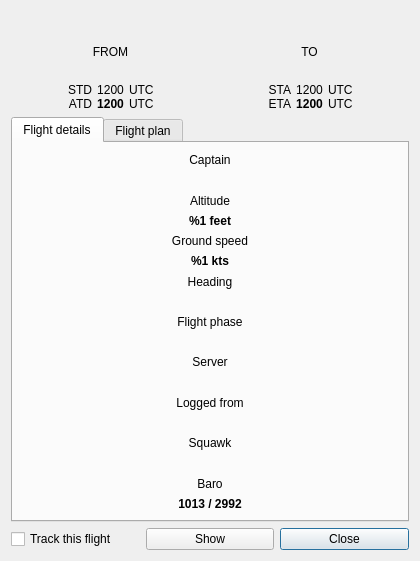
Vatsinator/vatsinator-legacy, file source/ui/windows/flightdetailswindow.ui: the form before one commit.
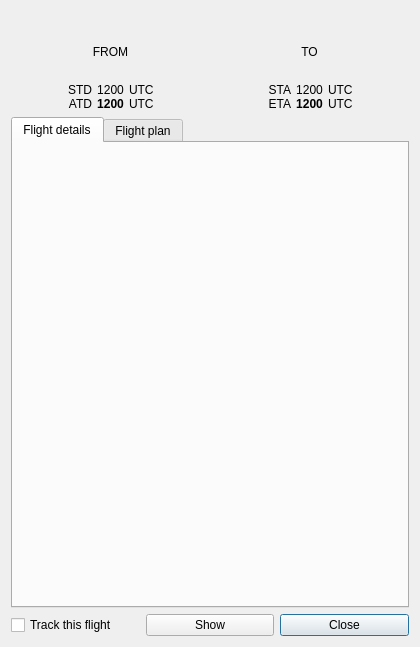
The form after the commit. Icons and pictures are not drawn. Custom widgets are drawn as their Qt base class.

Commit message: Redesign FlightDetailsWindow Added InfoLabel class Added VatsinatorStyle::smallFont() FlightDetailsWindow code refactor

The edit to the form file:
```diff
--- a/source/ui/windows/flightdetailswindow.ui
+++ b/source/ui/windows/flightdetailswindow.ui
@@ -10,7 +10,7 @@
     <x>0</x>
     <y>0</y>
     <width>420</width>
-    <height>561</height>
+    <height>647</height>
    </rect>
   </property>
   <property name="windowTitle">
@@ -431,242 +431,32 @@
        <string>Flight details</string>
       </attribute>
       <layout class="QVBoxLayout" name="verticalLayout_3">
-       <property name="topMargin">
-        <number>10</number>
-       </property>
        <item>
-        <widget class="QLabel" name="PilotLabelDesc">
-         <property name="text">
-          <string>Captain</string>
-         </property>
-         <property name="alignment">
-          <set>Qt::AlignCenter</set>
-         </property>
-        </widget>
+        <widget class="InfoLabel" name="PilotLabel" native="true"/>
        </item>
        <item>
-        <widget class="QLabel" name="PilotLabel">
-         <property name="font">
-          <font>
-           <weight>75</weight>
-           <bold>true</bold>
-          </font>
-         </property>
-         <property name="text">
-          <string/>
-         </property>
-         <property name="alignment">
-          <set>Qt::AlignCenter</set>
-         </property>
-        </widget>
+        <widget class="InfoLabel" name="AltitudeLabel" native="true"/>
        </item>
        <item>
-        <widget class="QLabel" name="AltitudeLabelDesc">
-         <property name="text">
-          <string>Altitude</string>
-         </property>
-         <property name="alignment">
-          <set>Qt::AlignCenter</set>
-         </property>
-        </widget>
+        <widget class="InfoLabel" name="GroundSpeedLabel" native="true"/>
        </item>
        <item>
-        <widget class="QLabel" name="AltitudeLabel">
-         <property name="font">
-          <font>
-           <weight>75</weight>
-           <bold>true</bold>
-          </font>
-         </property>
-         <property name="text">
-          <string>%1 feet</string>
-         </property>
-         <property name="alignment">
-          <set>Qt::AlignCenter</set>
-         </property>
-        </widget>
+        <widget class="InfoLabel" name="HeadingLabel" native="true"/>
        </item>
        <item>
-        <widget class="QLabel" name="GroundSpeedLabelDesc">
-         <property name="text">
-          <string>Ground speed</string>
-         </property>
-         <property name="alignment">
-          <set>Qt::AlignCenter</set>
-         </property>
-        </widget>
+        <widget class="InfoLabel" name="FlightPhaseLabel" native="true"/>
        </item>
        <item>
-        <widget class="QLabel" name="GroundSpeedLabel">
-         <property name="font">
-          <font>
-           <weight>75</weight>
-           <bold>true</bold>
-          </font>
-         </property>
-         <property name="text">
-          <string>%1 kts</string>
-         </property>
-         <property name="alignment">
-          <set>Qt::AlignCenter</set>
-         </property>
-        </widget>
+        <widget class="InfoLabel" name="ServerLabel" native="true"/>
        </item>
        <item>
-        <widget class="QLabel" name="HeadingLabelDesc">
-         <property name="text">
-          <string>Heading</string>
-         </property>
-         <property name="alignment">
-          <set>Qt::AlignCenter</set>
-         </property>
-        </widget>
+        <widget class="InfoLabel" name="TimeOnlineLabel" native="true"/>
        </item>
        <item>
-        <widget class="QLabel" name="HeadingLabel">
-         <property name="font">
-          <font>
-           <weight>75</weight>
-           <bold>true</bold>
-          </font>
-         </property>
-         <property name="text">
-          <string/>
-         </property>
-         <property name="alignment">
-          <set>Qt::AlignCenter</set>
-         </property>
-        </widget>
+        <widget class="InfoLabel" name="SquawkLabel" native="true"/>
        </item>
        <item>
-        <widget class="QLabel" name="FlightPhaseLabelDesc">
-         <property name="text">
-          <string>Flight phase</string>
-         </property>
-         <property name="alignment">
-          <set>Qt::AlignCenter</set>
-         </property>
-        </widget>
-       </item>
-       <item>
-        <widget class="QLabel" name="FlightPhaseLabel">
-         <property name="font">
-          <font>
-           <weight>75</weight>
-           <bold>true</bold>
-          </font>
-         </property>
-         <property name="text">
-          <string/>
-         </property>
-         <property name="alignment">
-          <set>Qt::AlignCenter</set>
-         </property>
-        </widget>
-       </item>
-       <item>
-        <widget class="QLabel" name="ServerLabelDesc">
-         <property name="text">
-          <string>Server</string>
-         </property>
-         <property name="alignment">
-          <set>Qt::AlignCenter</set>
-         </property>
-        </widget>
-       </item>
-       <item>
-        <widget class="QLabel" name="ServerLabel">
-         <property name="font">
-          <font>
-           <weight>75</weight>
-           <bold>true</bold>
-          </font>
-         </property>
-         <property name="text">
-          <string/>
-         </property>
-         <property name="alignment">
-          <set>Qt::AlignCenter</set>
-         </property>
-        </widget>
-       </item>
-       <item>
-        <widget class="QLabel" name="TimeOnlineLabelDesc">
-         <property name="text">
-          <string>Logged from</string>
-         </property>
-         <property name="alignment">
-          <set>Qt::AlignCenter</set>
-         </property>
-        </widget>
-       </item>
-       <item>
-        <widget class="QLabel" name="TimeOnlineLabel">
-         <property name="font">
-          <font>
-           <weight>75</weight>
-           <bold>true</bold>
-          </font>
-         </property>
-         <property name="text">
-          <string/>
-         </property>
-         <property name="alignment">
-          <set>Qt::AlignCenter</set>
-         </property>
-        </widget>
-       </item>
-       <item>
-        <widget class="QLabel" name="SquawkLabelDesc">
-         <property name="text">
-          <string>Squawk</string>
-         </property>
-         <property name="alignment">
-          <set>Qt::AlignCenter</set>
-         </property>
-        </widget>
-       </item>
-       <item>
-        <widget class="QLabel" name="SquawkLabel">
-         <property name="font">
-          <font>
-           <weight>75</weight>
-           <bold>true</bold>
-          </font>
-         </property>
-         <property name="text">
-          <string/>
-         </property>
-         <property name="alignment">
-          <set>Qt::AlignCenter</set>
-         </property>
-        </widget>
-       </item>
-       <item>
-        <widget class="QLabel" name="AltimeterLabelDesc">
-         <property name="text">
-          <string>Baro</string>
-         </property>
-         <property name="alignment">
-          <set>Qt::AlignCenter</set>
-         </property>
-        </widget>
-       </item>
-       <item>
-        <widget class="QLabel" name="AltimeterLabel">
-         <property name="font">
-          <font>
-           <weight>75</weight>
-           <bold>true</bold>
-          </font>
-         </property>
-         <property name="text">
-          <string notr="true">1013 / 2992</string>
-         </property>
-         <property name="alignment">
-          <set>Qt::AlignCenter</set>
-         </property>
-        </widget>
+        <widget class="InfoLabel" name="AltimeterLabel" native="true"/>
        </item>
       </layout>
      </widget>
@@ -920,6 +710,12 @@
    <header>ui/widgets/flightprogresswidget.h</header>
    <container>1</container>
   </customwidget>
+  <customwidget>
+   <class>InfoLabel</class>
+   <extends>QWidget</extends>
+   <header>ui/widgets/infolabel.h</header>
+   <container>1</container>
+  </customwidget>
  </customwidgets>
  <resources>
   <include location="../resources/imgs.qrc"/>
```
Left out of the diff: 182 changed lines with no effect on the pictures. The commit also changes 5 other files.
